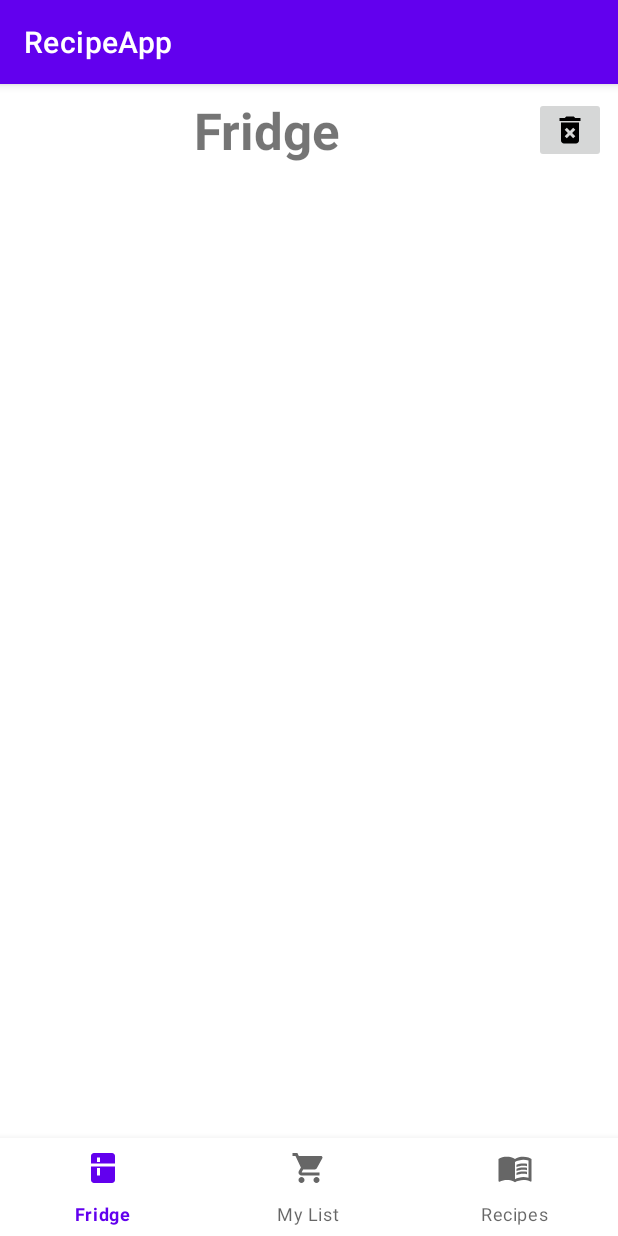
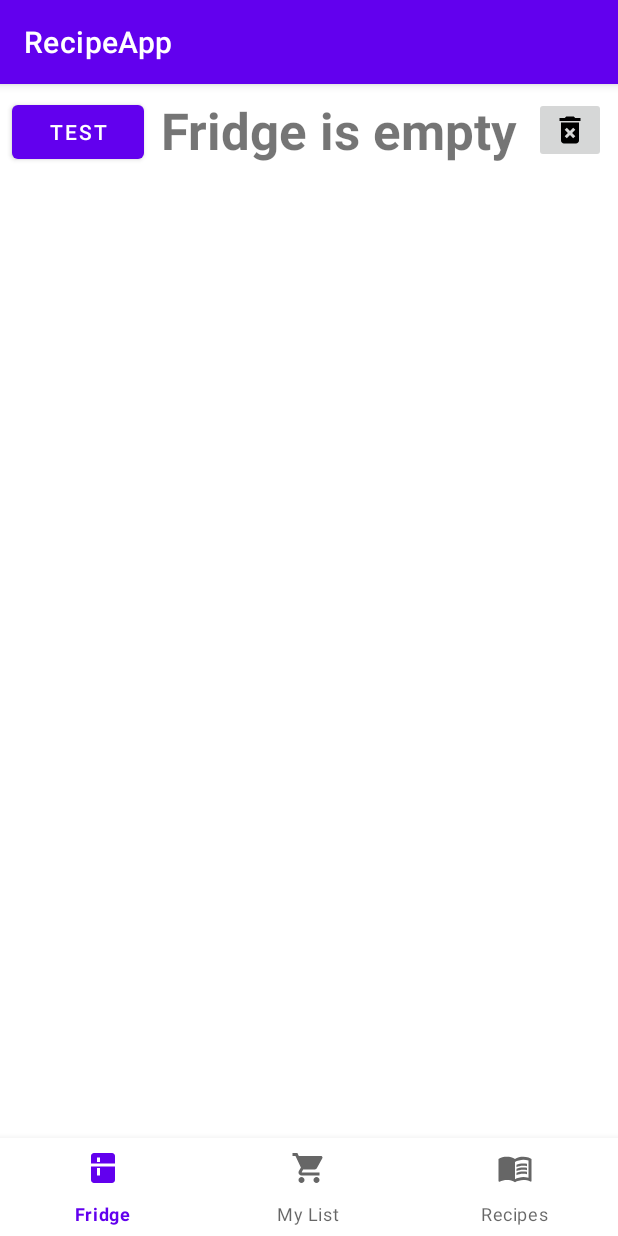
Before and after one commit to AndroidSpring2023FinalProject/RecipeApp, an Android app: the screen it shows after launch (MainActivity), on a phone screen of 412 x 824 dp. Run offline under Robolectric (Android 15) with nearby library versions, the light colour scheme and no system bars; our stand-ins replace Room's generated code.

Commit message:
Functionality for fridge added.

```diff
--- a/app/src/main/AndroidManifest.xml
+++ b/app/src/main/AndroidManifest.xml
@@ -3,6 +3,7 @@
     xmlns:tools="http://schemas.android.com/tools">
 
     <application
+        android:name=".IngredientApplication"
         android:allowBackup="true"
         android:dataExtractionRules="@xml/data_extraction_rules"
         android:fullBackupContent="@xml/backup_rules"
--- a/app/src/main/java/com/example/recipeapp/FridgeAdapter.kt
+++ b/app/src/main/java/com/example/recipeapp/FridgeAdapter.kt
@@ -8,6 +8,8 @@ import android.widget.ImageButton
 import android.widget.TextView
 import android.widget.Toast
 import androidx.recyclerview.widget.RecyclerView
+import kotlinx.coroutines.Dispatchers.IO
+import kotlin.coroutines.coroutineContext
 
 class FridgeAdapter(private val context: Context, private val ingredients: MutableList<Ingredient>): RecyclerView.Adapter<FridgeAdapter.ItemViewHolder>() {
     override fun onCreateViewHolder(parent: ViewGroup, viewType: Int): ItemViewHolder{
@@ -28,6 +30,8 @@ class FridgeAdapter(private val context: Context, private val ingredients: Mutab
             val ingredient = ingredients[adapterPosition]
             val toast = Toast.makeText(context, ingredient.name, Toast.LENGTH_SHORT)
             toast.show()
+            ingredients.remove(ingredient)
+            notifyItemRemoved(adapterPosition)
         }
     }
 
--- a/app/src/main/java/com/example/recipeapp/FridgeFragment.kt
+++ b/app/src/main/java/com/example/recipeapp/FridgeFragment.kt
@@ -5,28 +5,56 @@ import androidx.fragment.app.Fragment
 import android.view.LayoutInflater
 import android.view.View
 import android.view.ViewGroup
+import android.widget.Button
+import android.widget.ImageButton
+import android.widget.TextView
+import android.widget.Toast
+import androidx.lifecycle.lifecycleScope
+import androidx.recyclerview.widget.LinearLayoutManager
+import androidx.recyclerview.widget.RecyclerView
+import kotlinx.coroutines.Dispatchers.IO
+import kotlinx.coroutines.launch
+import org.w3c.dom.Text
 
-// TODO: Rename parameter arguments, choose names that match
-// the fragment initialization parameters, e.g. ARG_ITEM_NUMBER
-private const val ARG_PARAM1 = "param1"
-private const val ARG_PARAM2 = "param2"
-
-/**
- * A simple [Fragment] subclass.
- * Use the [FridgeFragment.newInstance] factory method to
- * create an instance of this fragment.
- */
 class FridgeFragment : Fragment() {
-    // TODO: Rename and change types of parameters
-    private var param1: String? = null
-    private var param2: String? = null
-
+    private val ingredients = mutableListOf<Ingredient>()
+    private lateinit var rvIngredients: RecyclerView
+    private lateinit var tvFridgeLabel: TextView;
     override fun onCreate(savedInstanceState: Bundle?) {
         super.onCreate(savedInstanceState)
-        arguments?.let {
-            param1 = it.getString(ARG_PARAM1)
-            param2 = it.getString(ARG_PARAM2)
+
+    }
+
+    override fun onViewCreated(view: View, savedInstanceState: Bundle?) {
+        super.onViewCreated(view, savedInstanceState)
+        rvIngredients = view.findViewById(R.id.rvFridgeIngredients)
+        val btnDeleteFridge = view.findViewById<ImageButton>(R.id.iBtnDeleteAll)
+        val test = view.findViewById<Button>(R.id.testButton)
+        tvFridgeLabel = view.findViewById<TextView>(R.id.label)
+        rvIngredients.adapter = FridgeAdapter(requireContext(), ingredients)
+        rvIngredients.layoutManager = LinearLayoutManager(requireContext())
+
+        btnDeleteFridge.setOnClickListener{
+            val deleteMsg = Toast.makeText(requireContext(), "Deleting fridge...", Toast.LENGTH_SHORT).show()
+            lifecycleScope.launch(IO) {
+                (requireActivity().application as IngredientApplication).db.fridgeDao().deleteAll()
+            }
+            ingredients.clear()
+            rvIngredients.adapter?.notifyDataSetChanged()
         }
+        test.setOnClickListener{
+            val apple = Ingredient(1, "apple", "5")
+            val banana = Ingredient(2, "banana", "1")
+            val pear = Ingredient(3, "pear", "1")
+            ingredients.add(apple)
+            ingredients.add(banana)
+            ingredients.add(pear)
+            lifecycleScope.launch(IO){
+                (requireActivity().application as IngredientApplication).db.fridgeDao().insertAll(ingredients)
+            }
+            rvIngredients.adapter?.notifyDataSetChanged()
+        }
+        fetchFridge()
     }
 
     override fun onCreateView(
@@ -38,22 +66,43 @@ class FridgeFragment : Fragment() {
     }
 
     companion object {
-        /**
-         * Use this factory method to create a new instance of
-         * this fragment using the provided parameters.
-         *
-         * @param param1 Parameter 1.
-         * @param param2 Parameter 2.
-         * @return A new instance of fragment FridgeFragment.
-         */
-        // TODO: Rename and change types and number of parameters
-        @JvmStatic
-        fun newInstance(param1: String, param2: String) =
-            FridgeFragment().apply {
-                arguments = Bundle().apply {
-                    putString(ARG_PARAM1, param1)
-                    putString(ARG_PARAM2, param2)
+        fun newInstance(): FridgeFragment{
+            return FridgeFragment()
+        }
+    }
+
+    fun deleteIngredient(ingredient: Ingredient){
+        lifecycleScope.launch(IO) {
+            (MainActivity() as IngredientApplication).db.fridgeDao().delete(ingredient)
+        }
+    }
+
+//    fun deleteItem(position: Int){
+//        rvIngredients.adapter.deleteItem(position)
+//    }
+
+    fun fetchFridge(){
+        lifecycleScope.launch{
+            (requireActivity().application as IngredientApplication).db.fridgeDao().getAll().collect(){ databaseList ->
+                databaseList.map { ingredient ->
+                    Ingredient(
+                        ingredient.id,
+                        ingredient.name,
+                        ingredient.quantity
+                    )
+                }.also { mappedList ->
+                    ingredients.clear()
+                    ingredients.addAll(mappedList)
+                    rvIngredients.adapter?.notifyDataSetChanged()
+                    if(ingredients.size == 0){
+                        tvFridgeLabel.setText("Fridge is empty")
+                    }else{
+                        tvFridgeLabel.setText("Fridge")
+                    }
                 }
             }
+        }
     }
+
+
 }
--- /dev/null
+++ b/app/src/main/java/com/example/recipeapp/IngredientApplication.kt
@@ -0,0 +1,8 @@
+package com.example.recipeapp
+
+import android.app.Application
+
+class IngredientApplication : Application(){
+    val db by lazy {AppDatabase.getInstance(this)}
+
+}
--- a/app/src/main/res/layout/fragment_fridge.xml
+++ b/app/src/main/res/layout/fragment_fridge.xml
@@ -11,6 +11,7 @@
 
 
         <androidx.recyclerview.widget.RecyclerView
+            android:id = "@+id/rvFridgeIngredients"
             android:layout_width="0dp"
             android:layout_height="0dp"
             android:layout_margin="8dp"
@@ -30,7 +31,7 @@
             android:textSize="34sp"
             android:textStyle="bold"
             app:layout_constraintEnd_toStartOf="@+id/iBtnDeleteAll"
-            app:layout_constraintStart_toStartOf="parent"
+            app:layout_constraintStart_toEndOf="@+id/testButton"
             app:layout_constraintTop_toTopOf="parent" />
 
         <ImageButton
@@ -43,5 +44,14 @@
             app:layout_constraintEnd_toEndOf="parent"
             app:layout_constraintTop_toTopOf="@+id/label" />
 
+        <Button
+            android:id="@+id/testButton"
+            android:layout_width="wrap_content"
+            android:layout_height="wrap_content"
+            android:layout_margin="8dp"
+            android:text="Test"
+            app:layout_constraintStart_toStartOf="parent"
+            app:layout_constraintTop_toTopOf="parent" />
+
     </androidx.constraintlayout.widget.ConstraintLayout>
 </FrameLayout>
--- a/app/src/main/res/layout/fridge_item.xml
+++ b/app/src/main/res/layout/fridge_item.xml
@@ -3,7 +3,7 @@
     xmlns:app="http://schemas.android.com/apk/res-auto"
     xmlns:tools="http://schemas.android.com/tools"
     android:layout_width="match_parent"
-    android:layout_height="match_parent">
+    android:layout_height="wrap_content">
 
     <TextView
         android:id="@+id/tvIngredientItemName"
```
